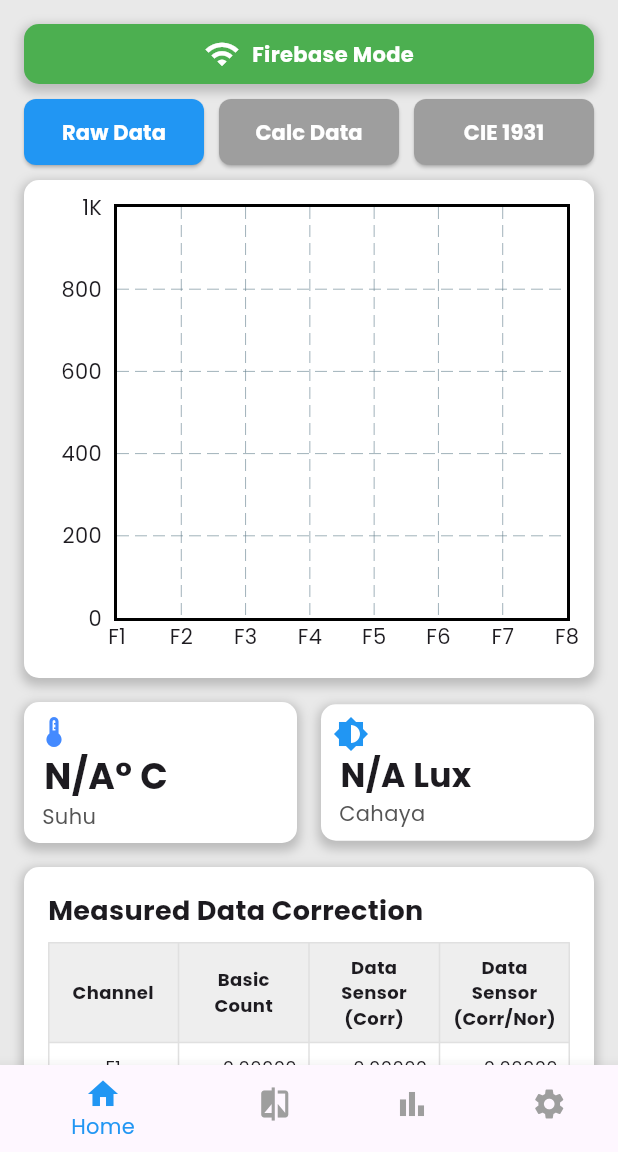
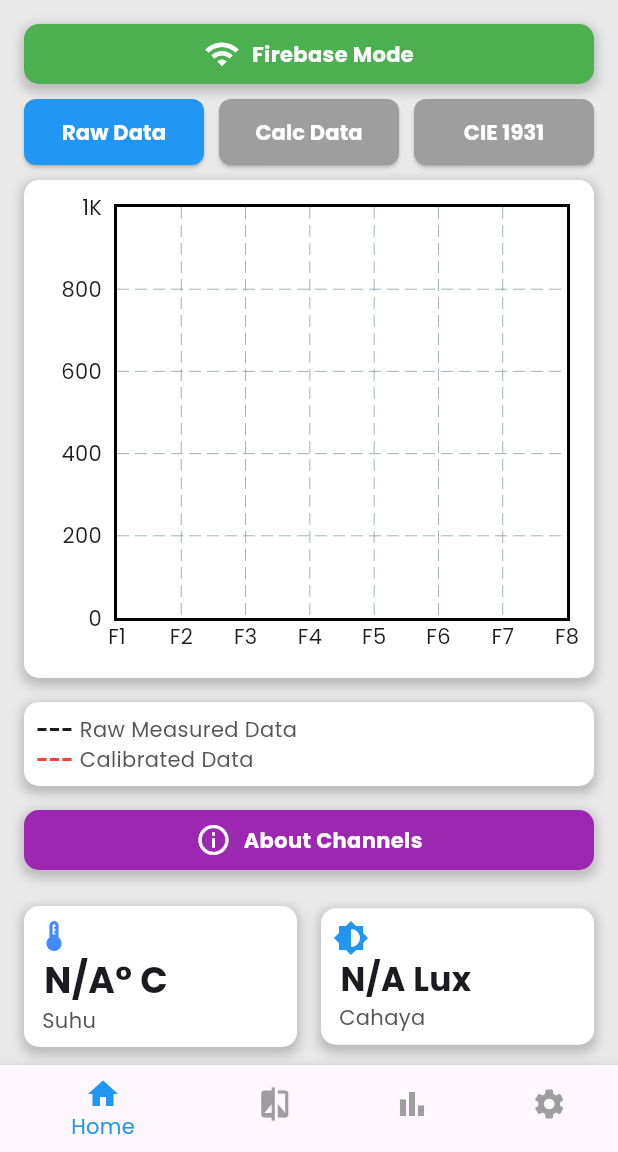
Before and after one commit to callahamZ/mySpectrum, a Flutter app: the screen it shows after launch, on a phone screen of 412 x 824 dp, the part 84-1236 px from its top. Run offline on Flutter 3.47's test engine with Material 3 defaults, Android fonts, the phone set to English and light mode, and no system bars; drawn by our look-alikes of fl_chart; our stand-ins replace firebase_core, firebase_database, sqflite; missing offline and left inert: usb_serial; accounts and stored records are empty.

Commit message:
legend and restructure

```diff
--- a/lib/pages/compare_mode.dart
+++ b/lib/pages/compare_mode.dart
@@ -792,6 +792,57 @@ class _CompareModePageState extends State<CompareModePage> {
               ),
             ),
           ),
+
+          Container(
+            margin: const EdgeInsets.only(left: 16.0, right: 16.0, top: 16.0),
+            padding: const EdgeInsets.all(8.0),
+            decoration: BoxDecoration(
+              color: Colors.white,
+              borderRadius: BorderRadius.circular(10.0),
+              boxShadow: const [
+                BoxShadow(
+                  color: Color.fromARGB(50, 0, 0, 0),
+                  spreadRadius: 2,
+                  blurRadius: 5,
+                  offset: Offset(0, 3),
+                ),
+              ],
+            ),
+            child: Column(
+              children: [
+                Row(
+                  crossAxisAlignment: CrossAxisAlignment.start,
+                  children: [
+                    Text(
+                      "---",
+                      style: const TextStyle(fontWeight: FontWeight.bold),
+                    ),
+                    const Text(
+                      " Measured Data",
+                      style: TextStyle(color: Color.fromARGB(255, 85, 85, 85)),
+                    ),
+                  ],
+                ),
+                Row(
+                  crossAxisAlignment: CrossAxisAlignment.start,
+                  children: [
+                    Text(
+                      "---",
+                      style: const TextStyle(
+                        fontWeight: FontWeight.bold,
+                        color: Colors.red,
+                      ),
+                    ),
+                    const Text(
+                      " Reference Data",
+                      style: TextStyle(color: Color.fromARGB(255, 85, 85, 85)),
+                    ),
+                  ],
+                ),
+              ],
+            ),
+          ),
+
           const Padding(
             padding: EdgeInsets.only(top: 16.0, bottom: 4.0),
             child: Text(
--- a/lib/pages/home_page.dart
+++ b/lib/pages/home_page.dart
@@ -795,6 +795,96 @@ class _HomePageContentState extends State<HomePageContent> {
               ),
             ),
           ),
+
+          Container(
+            margin: const EdgeInsets.only(left: 16.0, right: 16.0, top: 16.0),
+            padding: const EdgeInsets.all(8.0),
+            decoration: BoxDecoration(
+              color: Colors.white,
+              borderRadius: BorderRadius.circular(10.0),
+              boxShadow: const [
+                BoxShadow(
+                  color: Color.fromARGB(50, 0, 0, 0),
+                  spreadRadius: 2,
+                  blurRadius: 5,
+                  offset: Offset(0, 3),
+                ),
+              ],
+            ),
+            child: Column(
+              children: [
+                Row(
+                  crossAxisAlignment: CrossAxisAlignment.start,
+                  children: [
+                    Text(
+                      "---",
+                      style: const TextStyle(fontWeight: FontWeight.bold),
+                    ),
+                    const Text(
+                      " Raw Measured Data",
+                      style: TextStyle(color: Color.fromARGB(255, 85, 85, 85)),
+                    ),
+                  ],
+                ),
+                Row(
+                  crossAxisAlignment: CrossAxisAlignment.start,
+                  children: [
+                    Text(
+                      "---",
+                      style: const TextStyle(
+                        fontWeight: FontWeight.bold,
+                        color: Colors.red,
+                      ),
+                    ),
+                    const Text(
+                      " Calibrated Data",
+                      style: TextStyle(color: Color.fromARGB(255, 85, 85, 85)),
+                    ),
+                  ],
+                ),
+              ],
+            ),
+          ),
+
+          GestureDetector(
+            onTap: () => _showAboutDialog(context),
+            child: Container(
+              margin: const EdgeInsets.only(
+                left: 16,
+                right: 16,
+                top: 16,
+                bottom: 8,
+              ),
+              padding: const EdgeInsets.all(8.0),
+              decoration: BoxDecoration(
+                color: Colors.purple, // A distinct color for the about button
+                borderRadius: BorderRadius.circular(10.0),
+                boxShadow: const [
+                  BoxShadow(
+                    color: Color.fromARGB(50, 0, 0, 0),
+                    spreadRadius: 2,
+                    blurRadius: 5,
+                    offset: Offset(0, 3),
+                  ),
+                ],
+              ),
+              child: const Row(
+                mainAxisAlignment: MainAxisAlignment.center,
+                children: [
+                  Icon(Icons.info_outline, color: Colors.white, size: 24.0),
+                  SizedBox(width: 8.0),
+                  Text(
+                    "About Channels",
+                    style: TextStyle(
+                      color: Colors.white,
+                      fontWeight: FontWeight.bold,
+                    ),
+                  ),
+                ],
+              ),
+            ),
+          ),
+
           Row(
             children: [
               Expanded(
@@ -881,8 +971,163 @@ class _HomePageContentState extends State<HomePageContent> {
               ),
             ],
           ),
+
           Container(
-            margin: const EdgeInsets.only(left: 16.0, right: 16.0, top: 16.0),
+            margin: const EdgeInsets.only(
+              left: 16.0,
+              right: 16.0,
+              top: 16.0,
+              bottom: 8.0,
+            ),
+            padding: const EdgeInsets.all(16.0),
+            decoration: BoxDecoration(
+              color: Colors.white,
+              borderRadius: BorderRadius.circular(10.0),
+              boxShadow: const [
+                BoxShadow(
+                  color: Color.fromARGB(50, 0, 0, 0),
+                  spreadRadius: 2,
+                  blurRadius: 5,
+                  offset: Offset(0, 3),
+                ),
+              ],
+            ),
+            child: Column(
+              crossAxisAlignment: CrossAxisAlignment.start,
+              children: [
+                const Text(
+                  "CIE 1931 Calculated Values",
+                  style: TextStyle(fontWeight: FontWeight.bold, fontSize: 18),
+                ),
+                const SizedBox(height: 8.0),
+                Table(
+                  columnWidths: const {
+                    0: FlexColumnWidth(1), // Label
+                    1: FlexColumnWidth(1), // Value
+                  },
+                  border: TableBorder.all(color: Colors.grey.shade300),
+                  children: [
+                    TableRow(
+                      children: [
+                        const Padding(
+                          padding: EdgeInsets.all(8.0),
+                          child: Text(
+                            "Sum X:",
+                            style: TextStyle(fontWeight: FontWeight.bold),
+                          ),
+                        ),
+                        Padding(
+                          padding: const EdgeInsets.all(8.0),
+                          child: Text(_cieX.toStringAsFixed(5)),
+                        ),
+                      ],
+                    ),
+                    TableRow(
+                      children: [
+                        const Padding(
+                          padding: EdgeInsets.all(8.0),
+                          child: Text(
+                            "Sum Y:",
+                            style: TextStyle(fontWeight: FontWeight.bold),
+                          ),
+                        ),
+                        Padding(
+                          padding: const EdgeInsets.all(8.0),
+                          child: Text(_cieY.toStringAsFixed(5)),
+                        ),
+                      ],
+                    ),
+                    TableRow(
+                      children: [
+                        const Padding(
+                          padding: EdgeInsets.all(8.0),
+                          child: Text(
+                            "Sum Z:",
+                            style: TextStyle(fontWeight: FontWeight.bold),
+                          ),
+                        ),
+                        Padding(
+                          padding: const EdgeInsets.all(8.0),
+                          child: Text(_cieZ.toStringAsFixed(5)),
+                        ),
+                      ],
+                    ),
+                    TableRow(
+                      children: [
+                        const Padding(
+                          padding: EdgeInsets.all(8.0),
+                          child: Text(
+                            "x:",
+                            style: TextStyle(fontWeight: FontWeight.bold),
+                          ),
+                        ),
+                        Padding(
+                          padding: const EdgeInsets.all(8.0),
+                          child: Text(_cieSmallX),
+                        ),
+                      ],
+                    ),
+                    TableRow(
+                      children: [
+                        const Padding(
+                          padding: EdgeInsets.all(8.0),
+                          child: Text(
+                            "y:",
+                            style: TextStyle(fontWeight: FontWeight.bold),
+                          ),
+                        ),
+                        Padding(
+                          padding: const EdgeInsets.all(8.0),
+                          child: Text(_cieSmallY),
+                        ),
+                      ],
+                    ),
+                    TableRow(
+                      children: [
+                        const Padding(
+                          padding: EdgeInsets.all(8.0),
+                          child: Text(
+                            "z:",
+                            style: TextStyle(fontWeight: FontWeight.bold),
+                          ),
+                        ),
+                        Padding(
+                          padding: const EdgeInsets.all(8.0),
+                          child: Text(_cieSmallZ),
+                        ),
+                      ],
+                    ),
+                    TableRow(
+                      children: [
+                        const Padding(
+                          padding: EdgeInsets.all(8.0),
+                          child: Text(
+                            "Spectral Lux:",
+                            style: TextStyle(fontWeight: FontWeight.bold),
+                          ),
+                        ),
+                        Padding(
+                          padding: const EdgeInsets.all(8.0),
+                          child: Text("$_spectralLux lm"),
+                        ),
+                      ],
+                    ),
+                  ],
+                ),
+              ],
+            ),
+          ),
+
+          const Padding(
+            padding: EdgeInsets.only(top: 16.0, bottom: 8.0),
+            child: Text(
+              "Calculations",
+              style: TextStyle(fontWeight: FontWeight.bold, fontSize: 22),
+            ),
+          ),
+
+          Container(
+            margin: const EdgeInsets.only(left: 16.0, right: 16.0, top: 8.0),
             padding: const EdgeInsets.all(16.0),
             decoration: BoxDecoration(
               color: Colors.white,
@@ -1026,7 +1271,7 @@ class _HomePageContentState extends State<HomePageContent> {
               left: 16.0,
               right: 16.0,
               top: 16.0,
-              bottom: 16.0,
+              bottom: 8.0,
             ),
             padding: const EdgeInsets.all(16.0),
             decoration: BoxDecoration(
@@ -1277,191 +1522,6 @@ class _HomePageContentState extends State<HomePageContent> {
               ],
             ),
           ),
-          // New section for CIE 1931 Calculated Values
-          Container(
-            margin: const EdgeInsets.only(
-              left: 16.0,
-              right: 16.0,
-              top: 8.0,
-              bottom: 8.0,
-            ),
-            padding: const EdgeInsets.all(16.0),
-            decoration: BoxDecoration(
-              color: Colors.white,
-              borderRadius: BorderRadius.circular(10.0),
-              boxShadow: const [
-                BoxShadow(
-                  color: Color.fromARGB(50, 0, 0, 0),
-                  spreadRadius: 2,
-                  blurRadius: 5,
-                  offset: Offset(0, 3),
-                ),
-              ],
-            ),
-            child: Column(
-              crossAxisAlignment: CrossAxisAlignment.start,
-              children: [
-                const Text(
-                  "CIE 1931 Calculated Values",
-                  style: TextStyle(fontWeight: FontWeight.bold, fontSize: 18),
-                ),
-                const SizedBox(height: 8.0),
-                Table(
-                  columnWidths: const {
-                    0: FlexColumnWidth(1), // Label
-                    1: FlexColumnWidth(1), // Value
-                  },
-                  border: TableBorder.all(color: Colors.grey.shade300),
-                  children: [
-                    TableRow(
-                      children: [
-                        const Padding(
-                          padding: EdgeInsets.all(8.0),
-                          child: Text(
-                            "Sum X:",
-                            style: TextStyle(fontWeight: FontWeight.bold),
-                          ),
-                        ),
-                        Padding(
-                          padding: const EdgeInsets.all(8.0),
-                          child: Text(_cieX.toStringAsFixed(5)),
-                        ),
-                      ],
-                    ),
-                    TableRow(
-                      children: [
-                        const Padding(
-                          padding: EdgeInsets.all(8.0),
-                          child: Text(
-                            "Sum Y:",
-                            style: TextStyle(fontWeight: FontWeight.bold),
-                          ),
-                        ),
-                        Padding(
-                          padding: const EdgeInsets.all(8.0),
-                          child: Text(_cieY.toStringAsFixed(5)),
-                        ),
-                      ],
-                    ),
-                    TableRow(
-                      children: [
-                        const Padding(
-                          padding: EdgeInsets.all(8.0),
-                          child: Text(
-                            "Sum Z:",
-                            style: TextStyle(fontWeight: FontWeight.bold),
-                          ),
-                        ),
-                        Padding(
-                          padding: const EdgeInsets.all(8.0),
-                          child: Text(_cieZ.toStringAsFixed(5)),
-                        ),
-                      ],
-                    ),
-                    TableRow(
-                      children: [
-                        const Padding(
-                          padding: EdgeInsets.all(8.0),
-                          child: Text(
-                            "x:",
-                            style: TextStyle(fontWeight: FontWeight.bold),
-                          ),
-                        ),
-                        Padding(
-                          padding: const EdgeInsets.all(8.0),
-                          child: Text(_cieSmallX),
-                        ),
-                      ],
-                    ),
-                    TableRow(
-                      children: [
-                        const Padding(
-                          padding: EdgeInsets.all(8.0),
-                          child: Text(
-                            "y:",
-                            style: TextStyle(fontWeight: FontWeight.bold),
-                          ),
-                        ),
-                        Padding(
-                          padding: const EdgeInsets.all(8.0),
-                          child: Text(_cieSmallY),
-                        ),
-                      ],
-                    ),
-                    TableRow(
-                      children: [
-                        const Padding(
-                          padding: EdgeInsets.all(8.0),
-                          child: Text(
-                            "z:",
-                            style: TextStyle(fontWeight: FontWeight.bold),
-                          ),
-                        ),
-                        Padding(
-                          padding: const EdgeInsets.all(8.0),
-                          child: Text(_cieSmallZ),
-                        ),
-                      ],
-                    ),
-                    TableRow(
-                      children: [
-                        const Padding(
-                          padding: EdgeInsets.all(8.0),
-                          child: Text(
-                            "Spectral Lux:",
-                            style: TextStyle(fontWeight: FontWeight.bold),
-                          ),
-                        ),
-                        Padding(
-                          padding: const EdgeInsets.all(8.0),
-                          child: Text("$_spectralLux lm"),
-                        ),
-                      ],
-                    ),
-                  ],
-                ),
-              ],
-            ),
-          ),
-          // About button moved to the very bottom
-          GestureDetector(
-            onTap: () => _showAboutDialog(context),
-            child: Container(
-              margin: const EdgeInsets.only(
-                left: 16,
-                right: 16,
-                top: 8,
-                bottom: 16,
-              ),
-              padding: const EdgeInsets.all(8.0),
-              decoration: BoxDecoration(
-                color: Colors.purple, // A distinct color for the about button
-                borderRadius: BorderRadius.circular(10.0),
-                boxShadow: const [
-                  BoxShadow(
-                    color: Color.fromARGB(50, 0, 0, 0),
-                    spreadRadius: 2,
-                    blurRadius: 5,
-                    offset: Offset(0, 3),
-                  ),
-                ],
-              ),
-              child: const Row(
-                mainAxisAlignment: MainAxisAlignment.center,
-                children: [
-                  Icon(Icons.info_outline, color: Colors.white, size: 24.0),
-                  SizedBox(width: 8.0),
-                  Text(
-                    "About Channels",
-                    style: TextStyle(
-                      color: Colors.white,
-                      fontWeight: FontWeight.bold,
-                    ),
-                  ),
-                ],
-              ),
-            ),
-          ),
         ],
       ),
     );
```
